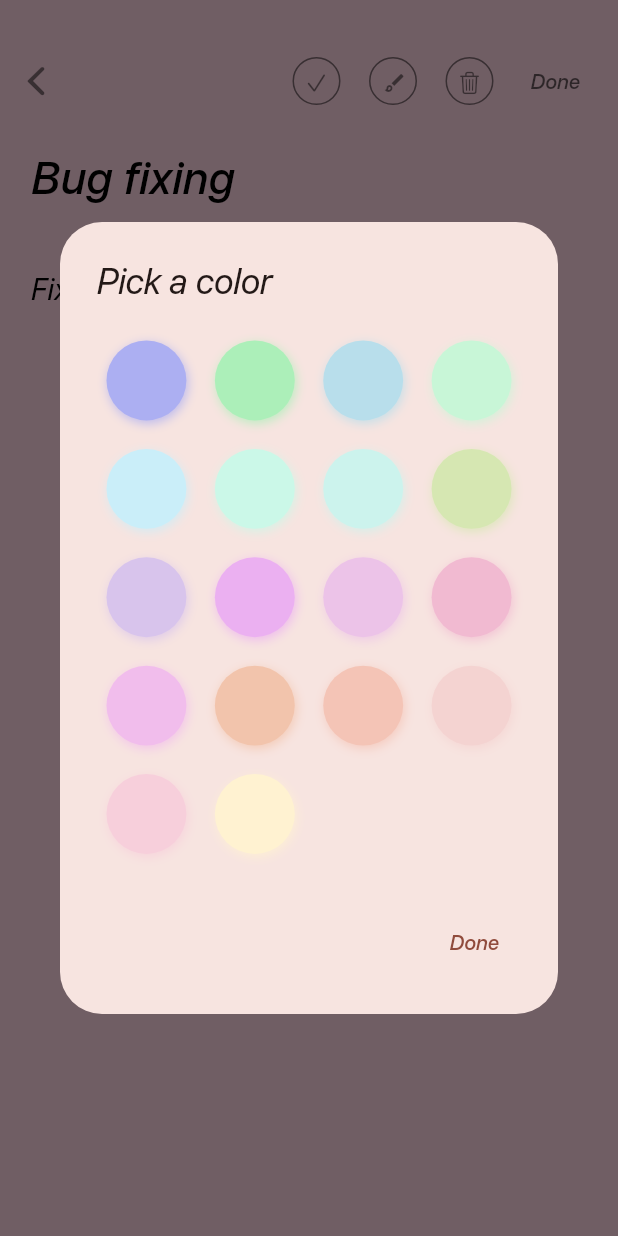
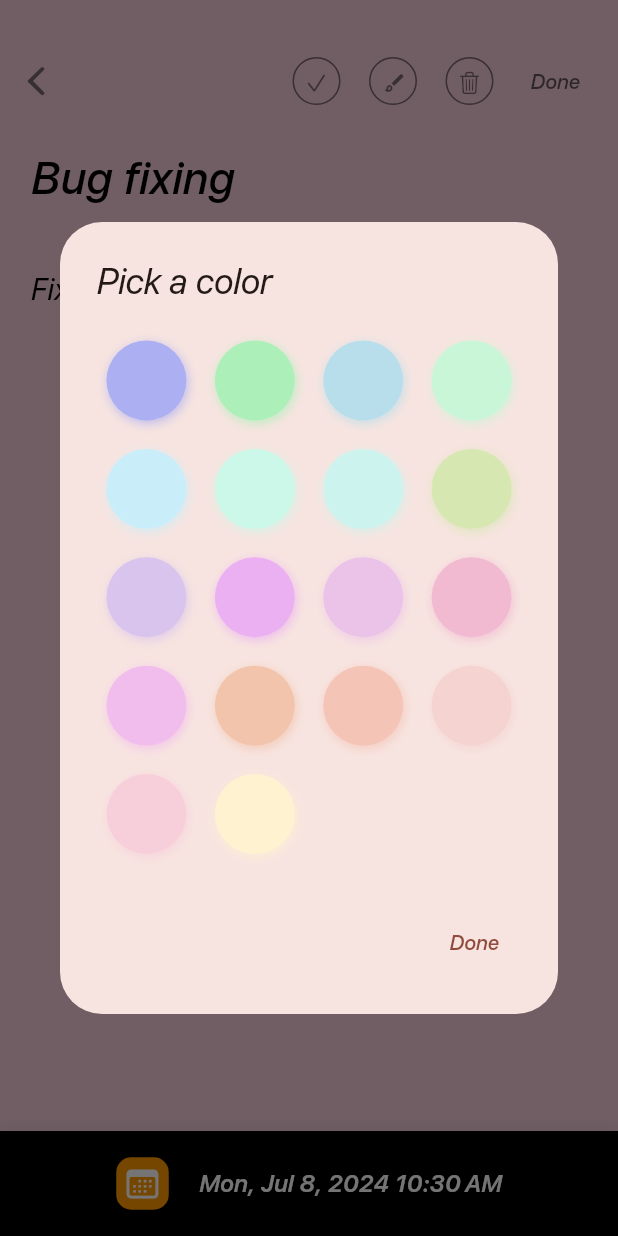
Before and after one commit to eym3n/task-keeper, a Flutter app: the TaskEditor screen opened directly with sample values from the repository, after a tap on the "brush" icon, on a phone screen of 412 x 824 dp. Run offline on Flutter 3.47's test engine with Material 3 defaults, Android fonts, the phone set to English and light mode, and no system bars; drawn by our look-alikes of flutter_colorpicker; our stand-ins replace flutter_card_swiper, flutter_datetime_picker_plus, flutter_redux, redux, sqflite, table_calendar and 1 more; missing offline and left inert: floating_navbar, mobkit_dashed_border; accounts and stored records are empty.

Commit message:
feat: datetime picker in editor

```diff
--- a/lib/pages/task_editor.dart
+++ b/lib/pages/task_editor.dart
@@ -1,7 +1,10 @@
 import 'package:flutter/cupertino.dart';
 import 'package:flutter/material.dart';
+import 'package:flutter/widgets.dart';
 import 'package:flutter_colorpicker/flutter_colorpicker.dart';
+import 'package:flutter_datetime_picker_plus/flutter_datetime_picker_plus.dart';
 import 'package:flutter_redux/flutter_redux.dart';
+import 'package:intl/intl.dart';
 import 'package:notes_app/model/task.dart';
 import 'package:notes_app/utils/redux.dart';
 import 'package:redux/redux.dart';
@@ -64,6 +67,11 @@ class _TaskEditorState extends State<TaskEditor> {
         final updateTask = actions.item2;
 
         return SingleChildScrollView(
+          child: Stack(
+            children: [
+              Container(
+                constraints: BoxConstraints(
+                    minHeight: MediaQuery.sizeOf(context).height),
                 child: Column(children: [
                   Padding(
                     padding: const EdgeInsets.only(top: 30, right: 10),
@@ -89,8 +97,8 @@ class _TaskEditorState extends State<TaskEditor> {
                                     ? Colors.black.withOpacity(0.8)
                                     : Colors.transparent),
                                 shape: BoxShape.circle,
-                          border:
-                              Border.all(color: Colors.black.withOpacity(0.5)),
+                                border: Border.all(
+                                    color: Colors.black.withOpacity(0.5)),
                               ),
                               child: Center(
                                 child: IconButton(
@@ -102,7 +110,8 @@ class _TaskEditorState extends State<TaskEditor> {
                                     size: 16,
                                   ),
                                   onPressed: () {
-                              widget.task.completed = !widget.task.completed;
+                                    widget.task.completed =
+                                        !widget.task.completed;
                                     updateTask(widget.task.id, widget.task);
                                   },
                                 ),
@@ -114,8 +123,8 @@ class _TaskEditorState extends State<TaskEditor> {
                               width: 32,
                               decoration: BoxDecoration(
                                 shape: BoxShape.circle,
-                          border:
-                              Border.all(color: Colors.black.withOpacity(0.5)),
+                                border: Border.all(
+                                    color: Colors.black.withOpacity(0.5)),
                               ),
                               child: Center(
                                 child: IconButton(
@@ -150,10 +159,11 @@ class _TaskEditorState extends State<TaskEditor> {
                                               child: const Text('Done'),
                                               onPressed: () {
                                                 setState(() {
-                                            widget.task.color = pickerColor;
+                                                  widget.task.color =
+                                                      pickerColor;
                                                 });
-                                          updateTask(
-                                              widget.task.id, widget.task);
+                                                updateTask(widget.task.id,
+                                                    widget.task);
                                                 Navigator.of(context).pop();
                                               },
                                             ),
@@ -171,8 +181,8 @@ class _TaskEditorState extends State<TaskEditor> {
                               decoration: BoxDecoration(
                                 color: Colors.transparent,
                                 shape: BoxShape.circle,
-                          border:
-                              Border.all(color: Colors.black.withOpacity(0.5)),
+                                border: Border.all(
+                                    color: Colors.black.withOpacity(0.5)),
                               ),
                               child: Center(
                                 child: IconButton(
@@ -225,7 +235,8 @@ class _TaskEditorState extends State<TaskEditor> {
                     ),
                   ),
                   Padding(
-              padding: const EdgeInsets.only(top: 10, left: 20, right: 20),
+                    padding:
+                        const EdgeInsets.only(top: 10, left: 20, right: 20),
                     child: TextField(
                       controller: _titleController,
                       onChanged: (value) {
@@ -245,7 +256,8 @@ class _TaskEditorState extends State<TaskEditor> {
                     ),
                   ),
                   Padding(
-              padding: const EdgeInsets.only(top: 20, left: 20, right: 20),
+                    padding:
+                        const EdgeInsets.only(top: 20, left: 20, right: 20),
                     child: TextField(
                       controller: _descriptionController,
                       onChanged: (value) {
@@ -264,6 +276,68 @@ class _TaskEditorState extends State<TaskEditor> {
                     ),
                   ),
                 ]),
+              ),
+              Positioned(
+                  bottom: 0,
+                  left: 0,
+                  right: 0,
+                  child: Container(
+                    height: 70,
+                    decoration: BoxDecoration(color: Colors.black, boxShadow: [
+                      BoxShadow(
+                          color: Colors.black.withOpacity(0.05),
+                          offset: const Offset(0, -2),
+                          blurRadius: 5,
+                          spreadRadius: 1)
+                    ]),
+                    child: InkWell(
+                      child: Container(
+                        margin: const EdgeInsets.symmetric(horizontal: 20),
+                        child: Row(
+                          mainAxisAlignment: MainAxisAlignment.center,
+                          children: [
+                            Container(
+                              height: 35,
+                              width: 35,
+                              decoration: BoxDecoration(
+                                  color: Colors.orange,
+                                  borderRadius: BorderRadius.circular(10)),
+                              child: const Icon(
+                                CupertinoIcons.calendar,
+                                color: Colors.white,
+                                size: 25,
+                              ),
+                            ),
+                            const SizedBox(width: 20),
+                            Text(
+                                DateFormat.yMMMEd()
+                                    .add_jm()
+                                    .format(widget.task.date)
+                                    .toString(),
+                                style: const TextStyle(
+                                    fontSize: 16,
+                                    color: Colors.white,
+                                    fontWeight: FontWeight.w600))
+                          ],
+                        ),
+                      ),
+                      onTap: () {
+                        DatePicker.showDateTimePicker(context,
+                            showTitleActions: true,
+                            minTime: DateTime(2018, 3, 5),
+                            maxTime: DateTime(2019, 6, 7),
+                            currentTime: widget.task.date,
+                            onChanged: (date) {}, onConfirm: (date) {
+                          setState(() {
+                            widget.task.date = date;
+                          });
+                          updateTask(widget.task.id, widget.task);
+                        }, locale: LocaleType.en);
+                      },
+                    ),
+                  )),
+            ],
+          ),
         );
       }),
     );
--- a/pubspec.yaml
+++ b/pubspec.yaml
@@ -48,6 +48,7 @@ dependencies:
   modal_bottom_sheet: ^3.0.0
   tuple: ^2.0.2
   flutter_colorpicker: ^1.1.0
+  flutter_datetime_picker_plus: ^2.2.0
 
 dev_dependencies:
   flutter_test:
```
Also changed, not shown: pubspec.lock. Lines whose indentation alone changed are shown as unchanged.
